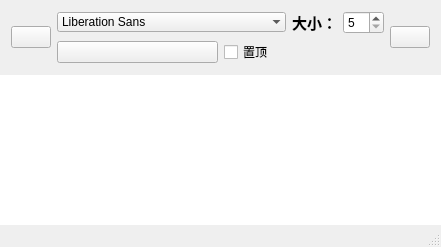
The window that mainwindow.ui (zzg19950727/label) describes before a commit, drawn with Qt 5.
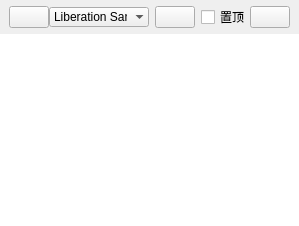
The same window after the commit. The open tabs and pages were chosen to show the change.

Diff of the .ui file:
```diff
--- a/mainwindow.ui
+++ b/mainwindow.ui
@@ -6,8 +6,8 @@
    <rect>
     <x>0</x>
     <y>0</y>
-    <width>369</width>
-    <height>247</height>
+    <width>281</width>
+    <height>226</height>
    </rect>
   </property>
   <property name="windowTitle">
@@ -32,11 +32,29 @@
     </property>
     <item>
      <widget class="QStackedWidget" name="stackedWidget">
+      <property name="lineWidth">
+       <number>1</number>
+      </property>
       <property name="currentIndex">
-       <number>0</number>
+       <number>1</number>
       </property>
       <widget class="QWidget" name="page">
        <layout class="QHBoxLayout" name="horizontalLayout">
+        <property name="spacing">
+         <number>0</number>
+        </property>
+        <property name="leftMargin">
+         <number>9</number>
+        </property>
+        <property name="topMargin">
+         <number>0</number>
+        </property>
+        <property name="rightMargin">
+         <number>9</number>
+        </property>
+        <property name="bottomMargin">
+         <number>0</number>
+        </property>
         <item>
          <widget class="QPushButton" name="pushButton_unlock">
           <property name="text">
@@ -47,7 +65,7 @@
         <item>
          <widget class="QLabel" name="label_title">
           <property name="text">
-           <string>&lt;html&gt;&lt;head/&gt;&lt;body&gt;&lt;p&gt;&lt;span style=&quot; font-size:14pt; font-weight:600; font-style:italic; color:#a3a3a3;&quot;&gt;备忘录&lt;/span&gt;&lt;/p&gt;&lt;/body&gt;&lt;/html&gt;</string>
+           <string>&lt;html&gt;&lt;head/&gt;&lt;body&gt;&lt;p&gt;&lt;span style=&quot; font-size:16pt; font-weight:600; font-style:italic; color:#a3a3a3;&quot;&gt;备忘录&lt;/span&gt;&lt;/p&gt;&lt;/body&gt;&lt;/html&gt;</string>
           </property>
          </widget>
         </item>
@@ -68,6 +86,21 @@
       </widget>
       <widget class="QWidget" name="page_2">
        <layout class="QHBoxLayout" name="horizontalLayout_4">
+        <property name="spacing">
+         <number>0</number>
+        </property>
+        <property name="leftMargin">
+         <number>9</number>
+        </property>
+        <property name="topMargin">
+         <number>0</number>
+        </property>
+        <property name="rightMargin">
+         <number>9</number>
+        </property>
+        <property name="bottomMargin">
+         <number>0</number>
+        </property>
         <item>
          <widget class="QPushButton" name="pushButton_lock">
           <property name="text">
@@ -77,10 +110,19 @@
         </item>
         <item>
          <layout class="QVBoxLayout" name="verticalLayout">
+          <property name="spacing">
+           <number>0</number>
+          </property>
           <item>
            <layout class="QHBoxLayout" name="horizontalLayout_2">
             <item>
              <widget class="QFontComboBox" name="fontComboBox">
+              <property name="maximumSize">
+               <size>
+                <width>100</width>
+                <height>16777215</height>
+               </size>
+              </property>
               <property name="editable">
                <bool>false</bool>
               </property>
@@ -90,19 +132,19 @@
              </widget>
             </item>
             <item>
-             <widget class="QLabel" name="label">
+             <widget class="QPushButton" name="pushButton_color">
+              <property name="toolTip">
+               <string>字体颜色</string>
+              </property>
               <property name="text">
-               <string>&lt;html&gt;&lt;head/&gt;&lt;body&gt;&lt;p&gt;&lt;span style=&quot; font-size:11pt; font-weight:600;&quot;&gt;大小：&lt;/span&gt;&lt;/p&gt;&lt;/body&gt;&lt;/html&gt;</string>
+               <string/>
               </property>
              </widget>
             </item>
             <item>
-             <widget class="QSpinBox" name="spinBox_size">
-              <property name="minimum">
-               <number>5</number>
-              </property>
-              <property name="maximum">
-               <number>99</number>
+             <widget class="QCheckBox" name="checkBox_background">
+              <property name="text">
+               <string>置顶</string>
               </property>
              </widget>
             </item>
@@ -122,25 +164,7 @@
            </layout>
           </item>
           <item>
-           <layout class="QHBoxLayout" name="horizontalLayout_3">
-            <item>
-             <widget class="QPushButton" name="pushButton_color">
-              <property name="toolTip">
-               <string>字体颜色</string>
-              </property>
-              <property name="text">
-               <string/>
-              </property>
-             </widget>
-            </item>
-            <item>
-             <widget class="QCheckBox" name="checkBox_background">
-              <property name="text">
-               <string>置顶</string>
-              </property>
-             </widget>
-            </item>
-           </layout>
+           <layout class="QHBoxLayout" name="horizontalLayout_3"/>
           </item>
          </layout>
         </item>
@@ -164,7 +188,6 @@
     </item>
    </layout>
   </widget>
-  <widget class="QStatusBar" name="statusBar"/>
  </widget>
  <layoutdefault spacing="6" margin="11"/>
  <resources/>
```
